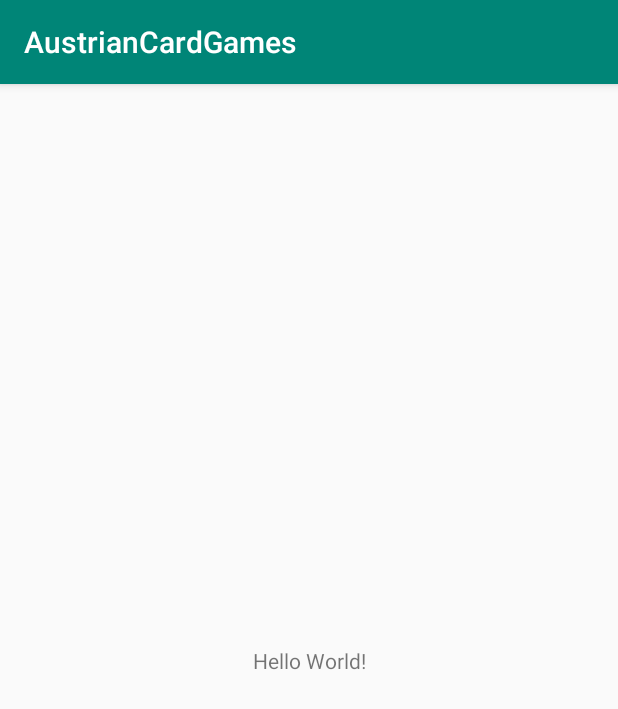
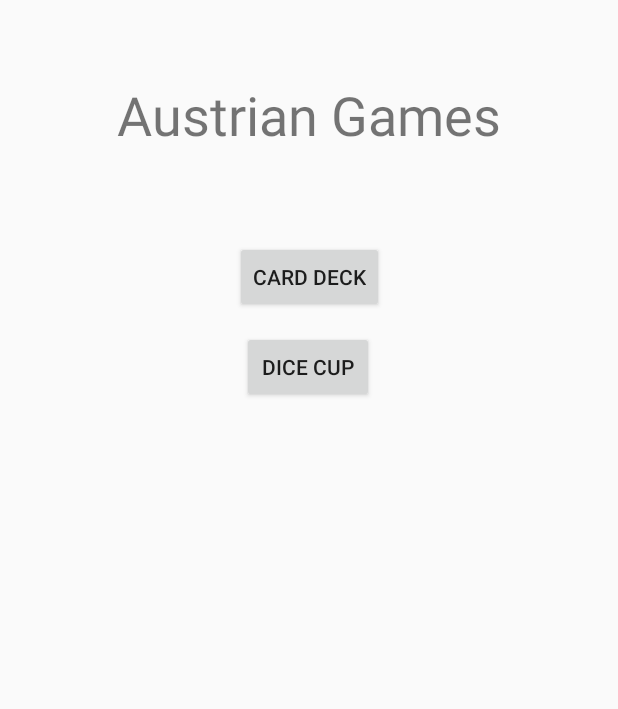
Before and after one commit to cgerstberger/AustrianCardGames, an Android app: the screen it shows after launch (MainActivity), on a phone screen of 412 x 824 dp. Shown: the top 709 px of the screen. Run offline under Robolectric (Android 15) with nearby library versions, the phone set to English and light mode, and no system bars.

Commit message:
Added CardActivity and DiceActivity
- CardActivity is empty
- DiceActivity:
     = added 6 dices which are animated on click
     = can have between 1 and 6 dices

```diff
--- a/Android/app/build.gradle
+++ b/Android/app/build.gradle
@@ -25,4 +25,6 @@ dependencies {
     testImplementation 'junit:junit:4.12'
     androidTestImplementation 'com.android.support.test:runner:1.0.2'
     androidTestImplementation 'com.android.support.test.espresso:espresso-core:3.0.2'
+    implementation 'org.jetbrains:annotations-java5:15.0'
+    implementation 'com.nex3z:flow-layout:1.2.4'
 }
--- a/Android/app/src/main/java/at/cgerstberger/austriancardgames/MainActivity.java
+++ b/Android/app/src/main/java/at/cgerstberger/austriancardgames/MainActivity.java
@@ -1,7 +1,13 @@
 package at.cgerstberger.austriancardgames;
 
+import android.content.Intent;
 import android.support.v7.app.AppCompatActivity;
 import android.os.Bundle;
+import android.view.View;
+import android.widget.Button;
+
+import at.cgerstberger.austriancardgames.card.CardActivity;
+import at.cgerstberger.austriancardgames.dice.DiceActivity;
 
 public class MainActivity extends AppCompatActivity {
 
@@ -9,5 +15,24 @@ public class MainActivity extends AppCompatActivity {
     protected void onCreate(Bundle savedInstanceState) {
         super.onCreate(savedInstanceState);
         setContentView(R.layout.activity_main);
+
+        Button btnCardActivity = findViewById(R.id.btnCardDeck);
+        Button btnDiceActivity = findViewById(R.id.btnDiceCup);
+
+        btnCardActivity.setOnClickListener(new View.OnClickListener() {
+            @Override
+            public void onClick(View v) {
+                Intent cardIntent = new Intent(getApplicationContext(), CardActivity.class);
+                startActivity(cardIntent);
+            }
+        });
+
+        btnDiceActivity.setOnClickListener(new View.OnClickListener() {
+            @Override
+            public void onClick(View v) {
+                Intent diceIntent = new Intent(getApplicationContext(), DiceActivity.class);
+                startActivity(diceIntent);
+            }
+        });
     }
 }
--- a/Android/app/src/main/res/layout/activity_main.xml
+++ b/Android/app/src/main/res/layout/activity_main.xml
@@ -7,12 +7,40 @@
     tools:context=".MainActivity">
 
     <TextView
+        android:id="@+id/textView"
         android:layout_width="wrap_content"
         android:layout_height="wrap_content"
-        android:text="Hello World!"
+        android:text="@string/app_title"
+        android:textSize="36dp"
         app:layout_constraintBottom_toBottomOf="parent"
         app:layout_constraintLeft_toLeftOf="parent"
         app:layout_constraintRight_toRightOf="parent"
-        app:layout_constraintTop_toTopOf="parent" />
+        app:layout_constraintTop_toTopOf="parent"
+        app:layout_constraintVertical_bias="0.067" />
+
+    <Button
+        android:id="@+id/btnCardDeck"
+        android:layout_width="wrap_content"
+        android:layout_height="wrap_content"
+        android:layout_marginStart="8dp"
+        android:layout_marginTop="60dp"
+        android:layout_marginEnd="8dp"
+        android:text="@string/card_deck"
+        app:layout_constraintEnd_toEndOf="parent"
+        app:layout_constraintStart_toStartOf="parent"
+        app:layout_constraintTop_toBottomOf="@+id/textView" />
+
+    <Button
+        android:id="@+id/btnDiceCup"
+        android:layout_width="wrap_content"
+        android:layout_height="wrap_content"
+        android:layout_marginStart="8dp"
+        android:layout_marginTop="12dp"
+        android:layout_marginEnd="8dp"
+        android:text="@string/dice_cup"
+        app:layout_constraintEnd_toEndOf="parent"
+        app:layout_constraintHorizontal_bias="0.498"
+        app:layout_constraintStart_toStartOf="parent"
+        app:layout_constraintTop_toBottomOf="@+id/btnCardDeck" />
 
 </android.support.constraint.ConstraintLayout>
--- a/Android/app/src/main/res/values/strings.xml
+++ b/Android/app/src/main/res/values/strings.xml
@@ -1,3 +1,8 @@
 <resources>
     <string name="app_name">AustrianCardGames</string>
+    <string name="app_title">Austrian Games</string>
+    <string name="card_deck">Card deck</string>
+    <string name="dice_cup">Dice cup</string>
+    <string name="plus">+</string>
+    <string name="minus">-</string>
 </resources>
--- a/Android/app/src/main/res/values/styles.xml
+++ b/Android/app/src/main/res/values/styles.xml
@@ -8,4 +8,9 @@
         <item name="colorAccent">@color/colorAccent</item>
     </style>
 
+    <style name="AppTheme.NoActionBar">
+        <item name="windowActionBar">false</item>
+        <item name="windowNoTitle">true</item>
+    </style>
+
 </resources>
```
Also changed, not shown: Android/app/src/main/AndroidManifest.xml (+7 -1 lines), Android/app/src/main/java/at/cgerstberger/austriancardgames/card/CardActivity.java (added, +15 -0 lines), Android/app/src/main/java/at/cgerstberger/austriancardgames/dice/Dice.java (added, +48 -0 lines), Android/app/src/main/java/at/cgerstberger/austriancardgames/dice/DiceActivity.java (added, +63 -0 lines), Android/app/src/main/java/at/cgerstberger/austriancardgames/dice/SimpleDiceCup.java (added, +35 -0 lines), Android/app/src/main/res/drawable/dice_animation.xml (added, +10 -0 lines), Android/app/src/main/res/layout/activity_card.xml (added, +9 -0 lines), Android/app/src/main/res/layout/activity_dice.xml (added, +49 -0 lines), Android/app/src/main/res/drawable-v24/dice_five.png (added), Android/app/src/main/res/drawable-v24/dice_four.png (added), Android/app/src/main/res/drawable-v24/dice_one.png (added), Android/app/src/main/res/drawable-v24/dice_six.png (added), Android/app/src/main/res/drawable-v24/dice_three.png (added), Android/app/src/main/res/drawable-v24/dice_two.png (added), 1 other file.
